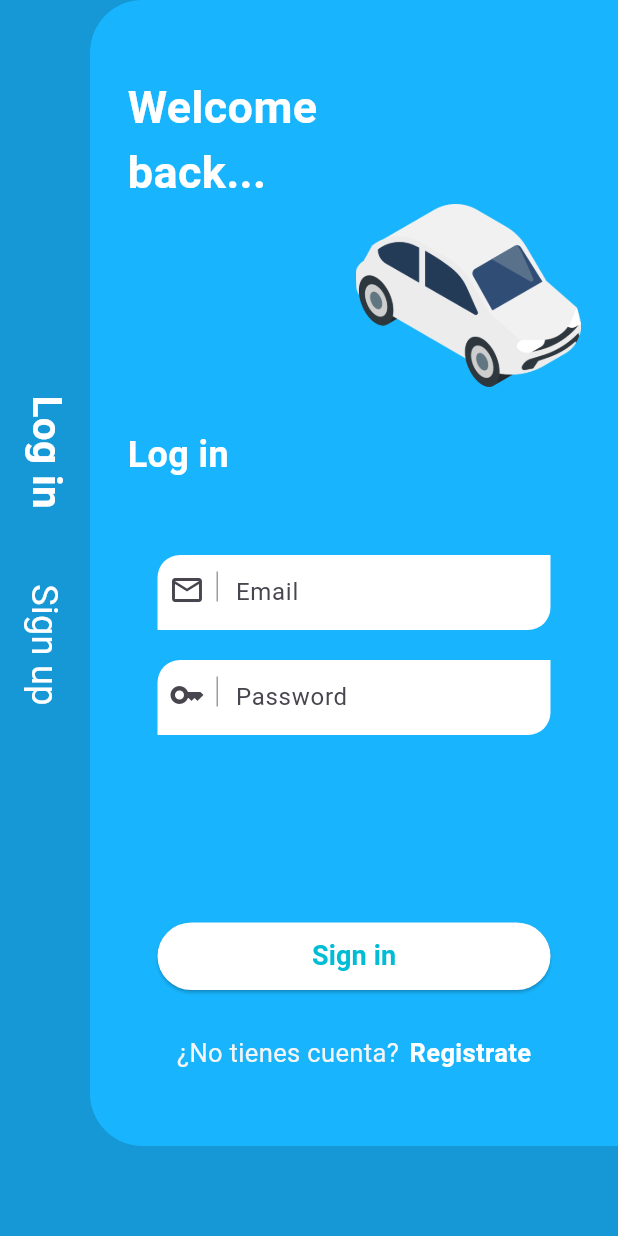
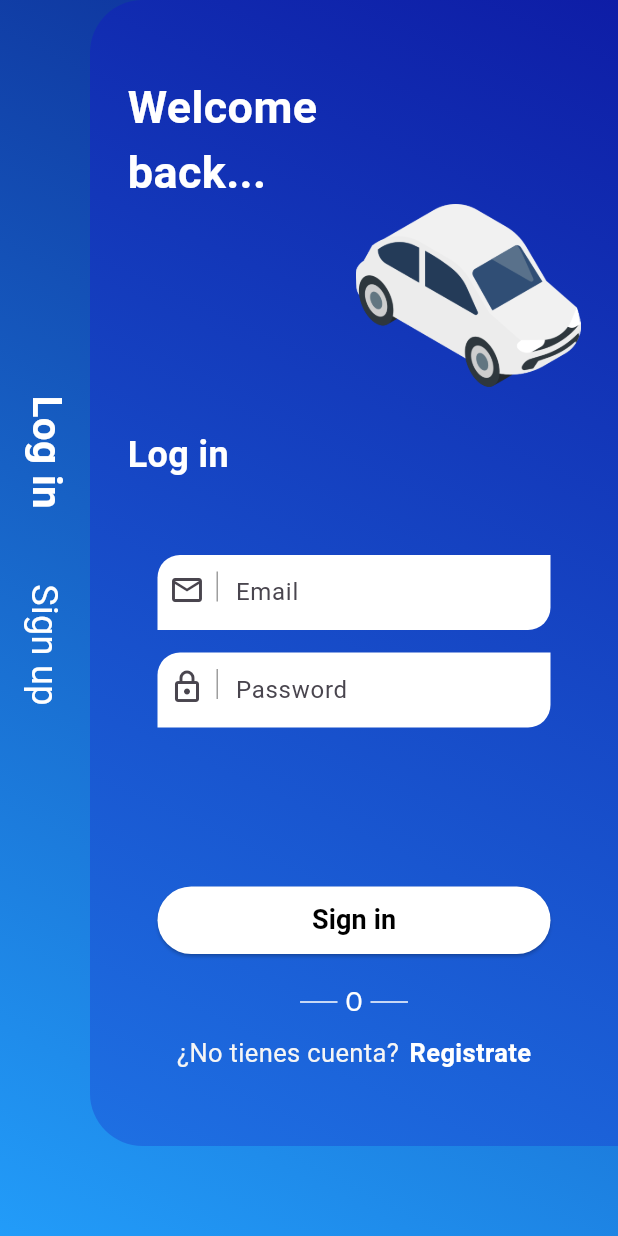
Before and after one commit to jesuviloria/indriver_clone_flutter_frontend, a Flutter app: the screen it shows after launch, on a phone screen of 412 x 824 dp. Run offline on Flutter 3.47's test engine with Material 3 defaults, Android fonts, the phone set to English and light mode, and no system bars.

Commit message:
Refactor Login

```diff
--- a/lib/src/presentation/pages/auth/login/LoginContent.dart
+++ b/lib/src/presentation/pages/auth/login/LoginContent.dart
@@ -1,4 +1,6 @@
 import 'package:flutter/material.dart';
+import 'package:indriver_clone_flutter_frontend/src/presentation/widgets/DefaultButton.dart';
+import 'package:indriver_clone_flutter_frontend/src/presentation/widgets/DefaultTextField.dart';
 
 class LoginContent extends StatelessWidget {
   const LoginContent({super.key});
@@ -10,30 +12,23 @@ class LoginContent extends StatelessWidget {
         Container(
           height: MediaQuery.of(context).size.height,
           width: MediaQuery.of(context).size.width,
-          color: Color.fromARGB(255, 21, 152, 213),
+          decoration: BoxDecoration(
+            gradient: LinearGradient(
+                begin: Alignment.topRight,
+                end: Alignment.bottomLeft,
+                colors: [
+                  Color.fromARGB(255, 12, 38, 145),
+                  Color.fromARGB(255, 34, 156, 249)
+                ]),
+          ),
           padding: EdgeInsets.only(left: 12),
           child: Column(
             crossAxisAlignment: CrossAxisAlignment.start,
             mainAxisAlignment: MainAxisAlignment.center,
             children: [
-              RotatedBox(
-                quarterTurns: 1,
-                child: Text(
-                  'Log in',
-                  style: TextStyle(
-                      color: Colors.white,
-                      fontSize: 27,
-                      fontWeight: FontWeight.bold),
-                ),
-              ),
+              _textLoginRotated(),
               SizedBox(height: 50),
-              RotatedBox(
-                quarterTurns: 1,
-                child: Text(
-                  'Sign up',
-                  style: TextStyle(color: Colors.white, fontSize: 24),
-                ),
-              ),
+              _textSignupRotated(),
               SizedBox(height: 90),
             ],
           ),
@@ -41,10 +36,15 @@ class LoginContent extends StatelessWidget {
         Container(
           //height: MediaQuery.of(context).size.height * 0.93,
           //width: MediaQuery.of(context).size.width * 0.8,
-
           margin: EdgeInsets.only(left: 60, bottom: 60),
           decoration: BoxDecoration(
-            color: Color.fromARGB(255, 24, 181, 254),
+            gradient: LinearGradient(
+                begin: Alignment.topRight,
+                end: Alignment.bottomLeft,
+                colors: [
+                  Color.fromARGB(255, 14, 29, 166),
+                  Color.fromARGB(255, 30, 112, 227)
+                ]),
             borderRadius: BorderRadius.only(
                 topLeft: Radius.circular(35), bottomLeft: Radius.circular(35)),
           ),
@@ -54,111 +54,109 @@ class LoginContent extends StatelessWidget {
               crossAxisAlignment: CrossAxisAlignment.start,
               children: [
                 SizedBox(height: 50),
-                Text(
-                  'Welcome',
+                _textTitle('Welcome'),
+                _textTitle('back...'),
+                _imageTitle(),
+                _textLogin(),
+                DefaultTextField(text: 'Email', icon: Icons.email_outlined),
+                DefaultTextField(
+                  text: 'Password',
+                  icon: Icons.lock_outlined,
+                  margin: EdgeInsets.only(top: 15, left: 20, right: 20),
+                ),
+                Spacer(),
+                DefaultButton(text: 'Sign in'),
+                _separaterOr(),
+                SizedBox(
+                  height: 10,
+                ),
+                _textInfoOptions(),
+                SizedBox(height: 50)
+              ],
+            ),
+          ),
+        ),
+      ],
+    );
+  }
+
+  Widget _textLoginRotated() {
+    return RotatedBox(
+      quarterTurns: 1,
+      child: Text(
+        'Log in',
         style: TextStyle(
-                      fontSize: 30,
-                      color: Colors.white,
-                      fontWeight: FontWeight.bold),
+            color: Colors.white, fontSize: 27, fontWeight: FontWeight.bold),
       ),
-                Text(
-                  'back...',
+    );
+  }
+
+  Widget _textSignupRotated() {
+    return RotatedBox(
+      quarterTurns: 1,
+      child: Text(
+        'Sign up',
+        style: TextStyle(color: Colors.white, fontSize: 24),
+      ),
+    );
+  }
+
+  Widget _textTitle(String text) {
+    return Text(
+      text,
       style: TextStyle(
-                      fontSize: 30,
-                      color: Colors.white,
-                      fontWeight: FontWeight.bold),
-                ),
-                Container(
+          fontSize: 30, color: Colors.white, fontWeight: FontWeight.bold),
+    );
+  }
+
+  Widget _imageTitle() {
+    return Container(
       alignment: Alignment.centerRight,
       child: Image.asset(
         'assets/img/car_white.png',
         width: 150,
         height: 150,
       ),
+    );
+  }
+
+  Widget _textLogin() {
+    return Text(
+      'Log in',
+      style: TextStyle(
+          fontSize: 24, color: Colors.white, fontWeight: FontWeight.bold),
+    );
+  }
+
+  Widget _separaterOr() {
+    return Row(
+      mainAxisAlignment: MainAxisAlignment.center,
+      children: [
+        Container(
+          width: 25,
+          height: 1,
+          color: Colors.white,
+          margin: EdgeInsets.only(right: 5),
         ),
         Text(
-                  'Log in',
+          'O',
           style: TextStyle(
-                      fontSize: 24,
             color: Colors.white,
-                      fontWeight: FontWeight.bold),
-                ),
-                Container(
-                  height: 50,
-                  margin: EdgeInsets.only(top: 50, left: 20, right: 20),
-                  decoration: BoxDecoration(
-                    color: Colors.white,
-                    borderRadius: BorderRadius.only(
-                        topLeft: Radius.circular(15),
-                        bottomRight: Radius.circular(15)),
-                  ),
-                  child: TextFormField(
-                    decoration: InputDecoration(
-                        label: Text('Email'),
-                        border: InputBorder.none,
-                        prefixIcon: Container(
-                          margin: EdgeInsets.only(top: 10),
-                          child: Wrap(
-                              alignment: WrapAlignment.spaceEvenly,
-                              children: [
-                                Icon(Icons.email_outlined),
-                                Container(
-                                  height: 20,
-                                  width: 1,
-                                  color: Colors.grey,
-                                )
-                              ]),
-                        )),
+            fontSize: 17,
           ),
         ),
         Container(
-                  height: 50,
-                  margin: EdgeInsets.only(top: 20, left: 20, right: 20),
-                  decoration: BoxDecoration(
+          width: 25,
+          height: 1,
           color: Colors.white,
-                    borderRadius: BorderRadius.only(
-                        topLeft: Radius.circular(15),
-                        bottomRight: Radius.circular(15)),
+          margin: EdgeInsets.only(left: 5),
         ),
-                  child: TextFormField(
-                    decoration: InputDecoration(
-                        label: Text('Password'),
-                        border: InputBorder.none,
-                        prefixIcon: Container(
-                          margin: EdgeInsets.only(top: 10),
-                          child: Wrap(
-                              alignment: WrapAlignment.spaceEvenly,
-                              children: [
-                                Icon(Icons.key_outlined),
-                                Container(
-                                  height: 20,
-                                  width: 1,
-                                  color: Colors.grey,
-                                )
-                              ]),
-                        )),
-                  ),
-                ),
-                Spacer(),
-                Container(
-                  height: 45,
-                  width: MediaQuery.of(context).size.width,
-                  //alignment: Alignment.center,
-                  margin: EdgeInsets.only(bottom: 30, left: 20, right: 20),
-                  child: ElevatedButton(
-                    onPressed: () {},
-                    style:
-                        ElevatedButton.styleFrom(backgroundColor: Colors.white),
-                    child: Text(
-                      'Sign in',
-                      style: TextStyle(
-                          color: Colors.cyan,
-                          fontSize: 18,
-                          fontWeight: FontWeight.bold),
-                    ),
-                  ),
-                ),
-                Row(
+      ],
+    );
+  }
+
+  Widget _textInfoOptions() {
+    return Row(
       mainAxisAlignment: MainAxisAlignment.center,
       children: [
         Text(
@@ -169,17 +167,8 @@ class LoginContent extends StatelessWidget {
         Text(
           'Registrate',
           style: TextStyle(
-                          color: Colors.white,
-                          fontWeight: FontWeight.bold,
-                          fontSize: 17),
+              color: Colors.white, fontWeight: FontWeight.bold, fontSize: 17),
         )
-                  ],
-                ),
-                SizedBox(height: 50)
-              ],
-            ),
-          ),
-        ),
       ],
     );
   }
--- /dev/null
+++ b/lib/src/presentation/widgets/DefaultButton.dart
@@ -0,0 +1,31 @@
+import 'package:flutter/material.dart';
+
+class DefaultButton extends StatelessWidget {
+  String text;
+  Color color;
+  Color textColor;
+
+  DefaultButton(
+      {required this.text,
+      this.color = Colors.white,
+      this.textColor = Colors.black});
+
+  @override
+  Widget build(BuildContext context) {
+    return Container(
+      height: 45,
+      width: MediaQuery.of(context).size.width,
+      //alignment: Alignment.center,
+      margin: EdgeInsets.only(bottom: 20, left: 20, right: 20),
+      child: ElevatedButton(
+        onPressed: () {},
+        style: ElevatedButton.styleFrom(backgroundColor: color),
+        child: Text(
+          text,
+          style: TextStyle(
+              color: textColor, fontSize: 18, fontWeight: FontWeight.bold),
+        ),
+      ),
+    );
+  }
+}
--- /dev/null
+++ b/lib/src/presentation/widgets/DefaultTextField.dart
@@ -0,0 +1,41 @@
+import 'package:flutter/material.dart';
+
+class DefaultTextField extends StatelessWidget {
+  String text;
+  IconData icon;
+  EdgeInsetsGeometry? margin;
+
+  DefaultTextField(
+      {required this.text,
+      required this.icon,
+      this.margin = const EdgeInsets.only(top: 50, left: 20, right: 20)});
+
+  @override
+  Widget build(BuildContext context) {
+    return Container(
+      height: 50,
+      margin: margin,
+      decoration: BoxDecoration(
+        color: Colors.white,
+        borderRadius: BorderRadius.only(
+            topLeft: Radius.circular(15), bottomRight: Radius.circular(15)),
+      ),
+      child: TextFormField(
+        decoration: InputDecoration(
+            label: Text(text),
+            border: InputBorder.none,
+            prefixIcon: Container(
+              margin: EdgeInsets.only(top: 10),
+              child: Wrap(alignment: WrapAlignment.spaceEvenly, children: [
+                Icon(icon),
+                Container(
+                  height: 20,
+                  width: 1,
+                  color: Colors.grey,
+                )
+              ]),
+            )),
+      ),
+    );
+  }
+}
```
Lines whose indentation alone changed are shown as unchanged.
